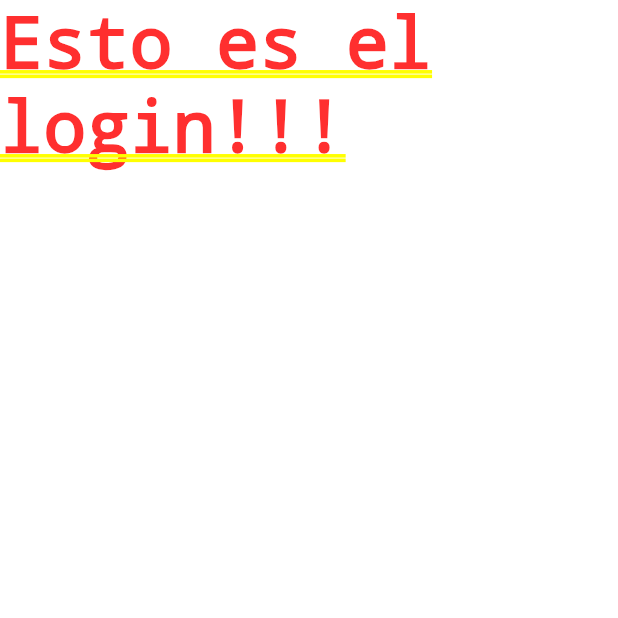
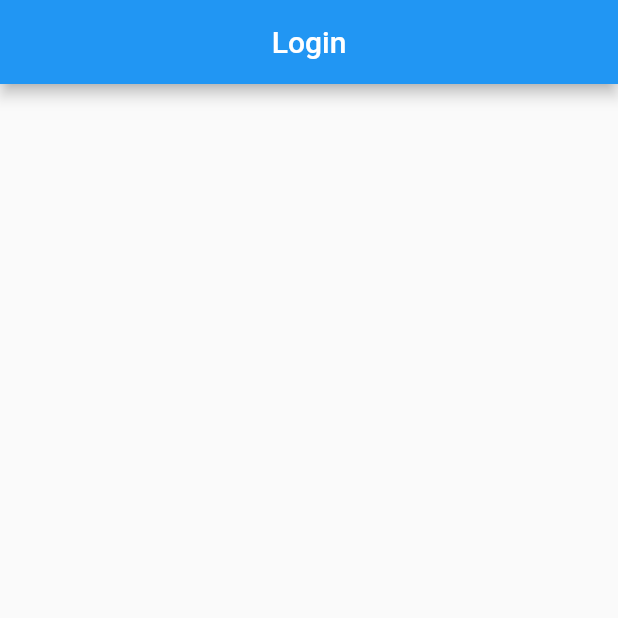
Before and after one commit to Wences69/actividad1, a Flutter app: the screen it shows after launch, on a phone screen of 412 x 824 dp, the top half of it. Run offline on Flutter 3.47's test engine with Material 2 defaults, Android fonts, the phone set to English and light mode, and no system bars.

Commit message:
Creacion de un AppBar personalizado

```diff
--- /dev/null
+++ b/lib/Custom/CustomAppBar.dart
@@ -0,0 +1,30 @@
+import 'package:flutter/material.dart';
+
+class CustomAppBar extends StatelessWidget implements PreferredSizeWidget {
+  final String titulo;
+  final Color colorFondo;
+  final Color colorTexto;
+  final bool centrarTitulo = true;
+
+  CustomAppBar({
+    required this.titulo,
+    this.colorFondo = Colors.blue,
+    this.colorTexto = Colors.white,
+  });
+
+  @override
+  Size get preferredSize => Size.fromHeight(kToolbarHeight);
+
+  @override
+  Widget build(BuildContext context) {
+    return AppBar(
+      backgroundColor: colorFondo,
+      title: Text(
+        titulo,
+        style: TextStyle(
+            color: colorTexto),
+      ),
+      centerTitle: centrarTitulo,
+    );
+  }
+}
--- a/lib/OnBoarding/LoginView.dart
+++ b/lib/OnBoarding/LoginView.dart
@@ -1,9 +1,16 @@
 import 'package:flutter/material.dart';
+
+import '../Custom/CustomAppBar.dart';
 
 class LoginView extends StatelessWidget {
 
+  late BuildContext _context;
+
   @override
   Widget build(BuildContext context) {
-    return Text("Esto es el login!!!");
+    this._context=context;
+    return Scaffold(
+      appBar: CustomAppBar(titulo: 'Login')
+    );
   }
 }
```
